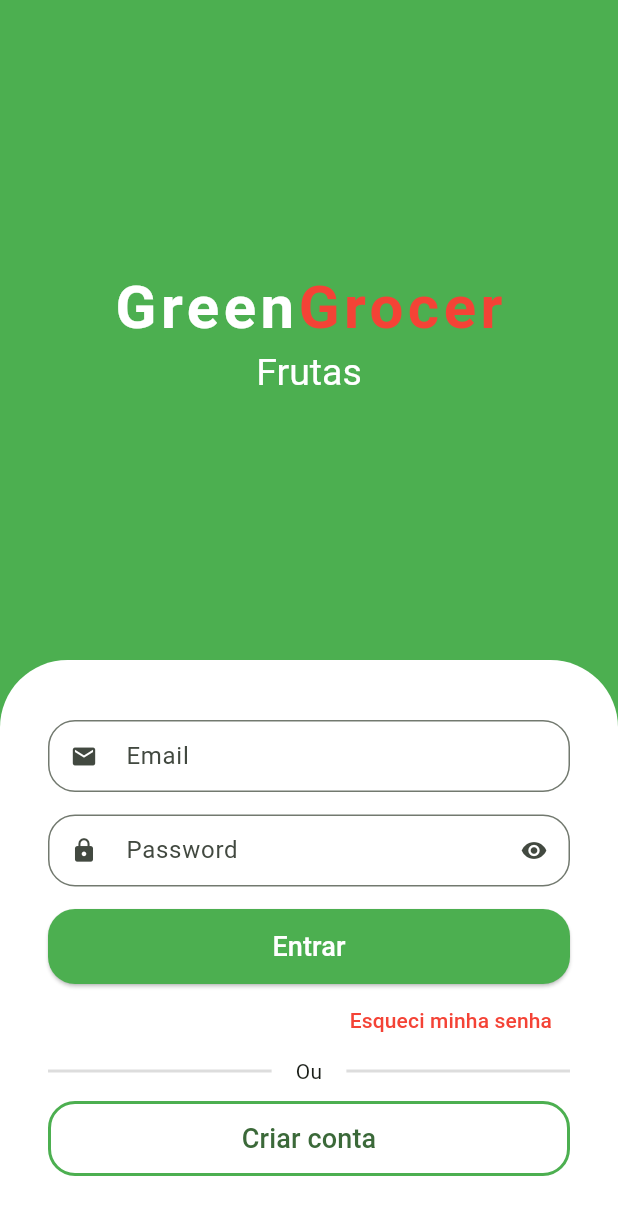
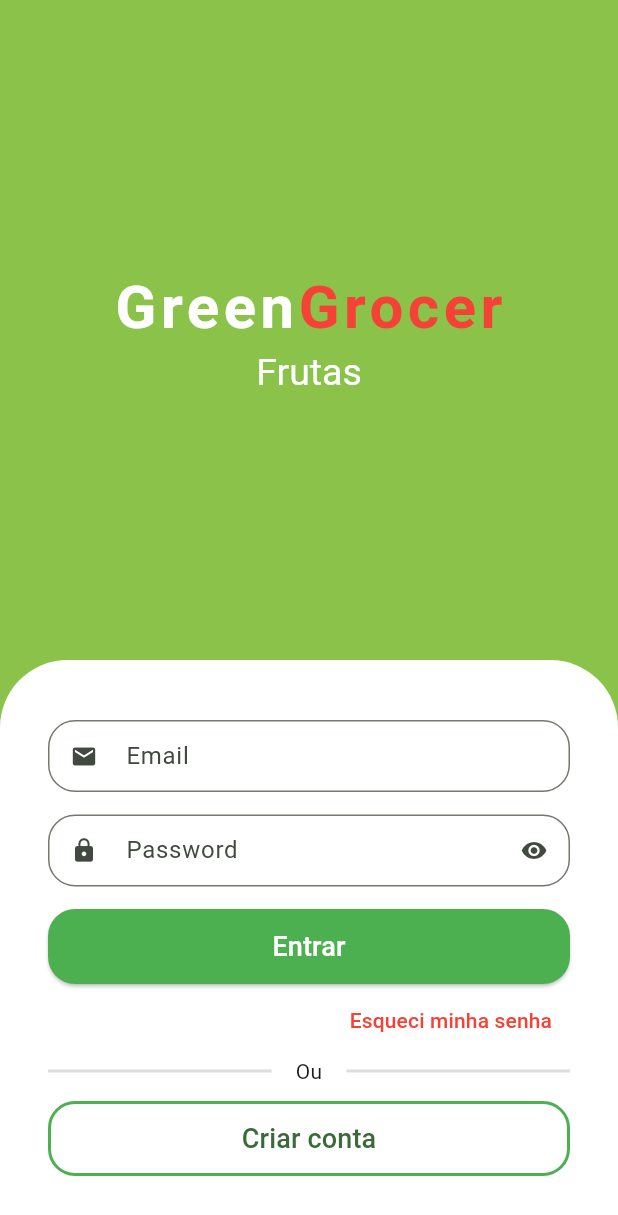
Before and after one commit to matheuspiffer/greengrocer, a Flutter app: the screen it shows after launch, on a phone screen of 412 x 824 dp. Shown: the top 1215 px of the screen. Run offline on Flutter 3.47's test engine with Material 3 defaults, Android fonts, the phone set to English and light mode, and no system bars; drawn by our look-alikes of animated_text_kit.

Commit message:
custom color and single child scrool ciew

```diff
--- a/lib/src/auth/sign_in_screen.dart
+++ b/lib/src/auth/sign_in_screen.dart
@@ -1,17 +1,22 @@
 import 'package:animated_text_kit/animated_text_kit.dart';
-import 'package:flutter/cupertino.dart';
 import 'package:flutter/material.dart';
-import 'package:flutter/widgets.dart';
 import 'package:greengrocer/src/auth/components/custom_text_field.dart';
+import 'package:greengrocer/src/auth/sign_up_screen.dart';
+import 'package:greengrocer/src/config/custom_colors.dart';
 
 class SignInScreen extends StatelessWidget {
   const SignInScreen({super.key});
 
   @override
   Widget build(BuildContext context) {
+    final size = MediaQuery.of(context).size;
     return Scaffold(
-      backgroundColor: Colors.green,
-      body: Column(
+      backgroundColor: CustomColors.customSwatchColor,
+      body: SingleChildScrollView(
+        child: SizedBox(
+          height: size.height,
+          width: size.width,
+          child: Column(
             children: [
               Expanded(
                 child: Column(
@@ -45,7 +50,8 @@ class SignInScreen extends StatelessWidget {
                     SizedBox(
                       height: 30,
                       child: DefaultTextStyle(
-                    style: const TextStyle(fontSize: 25, color: Colors.white),
+                        style:
+                            const TextStyle(fontSize: 25, color: Colors.white),
                         child: AnimatedTextKit(
                           pause: Duration.zero,
                           repeatForever: true,
@@ -65,10 +71,12 @@ class SignInScreen extends StatelessWidget {
               ),
               //Formulário
               Container(
-            padding: const EdgeInsets.symmetric(horizontal: 32, vertical: 40),
+                padding:
+                    const EdgeInsets.symmetric(horizontal: 32, vertical: 40),
                 decoration: const BoxDecoration(
                     color: Colors.white,
-                borderRadius: BorderRadius.vertical(top: Radius.circular(45))),
+                    borderRadius:
+                        BorderRadius.vertical(top: Radius.circular(45))),
                 child: Column(
                   crossAxisAlignment: CrossAxisAlignment.stretch,
                   children: [
@@ -136,7 +144,15 @@ class SignInScreen extends StatelessWidget {
                     SizedBox(
                       height: 50,
                       child: OutlinedButton(
-                    onPressed: () {},
+                        onPressed: () {
+                          Navigator.of(context).push(
+                            MaterialPageRoute(
+                              builder: (c) {
+                                return SignUpScreen();
+                              },
+                            ),
+                          );
+                        },
                         style: OutlinedButton.styleFrom(
                           shape: RoundedRectangleBorder(
                             borderRadius: BorderRadius.circular(18),
@@ -154,6 +170,8 @@ class SignInScreen extends StatelessWidget {
               ),
             ],
           ),
+        ),
+      ),
     );
   }
 }
--- /dev/null
+++ b/lib/src/config/custom_colors.dart
@@ -0,0 +1,21 @@
+import 'package:flutter/material.dart';
+
+Map<int, Color> _swatchOpacity = {
+  50: const Color.fromRGBO(139, 195, 74, .1),
+  100: const Color.fromRGBO(139, 195, 74, .2),
+  200: const Color.fromRGBO(139, 195, 74, .3),
+  300: const Color.fromRGBO(139, 195, 74, .4),
+  400: const Color.fromRGBO(139, 195, 74, .5),
+  500: const Color.fromRGBO(139, 195, 74, .6),
+  600: const Color.fromRGBO(139, 195, 74, .7),
+  700: const Color.fromRGBO(139, 195, 74, .8),
+  800: const Color.fromRGBO(139, 195, 74, .9),
+  900: const Color.fromRGBO(139, 195, 74, 1),
+};
+
+abstract class CustomColors {
+  static Color customConstrastColor = Colors.red.shade700;
+
+  static MaterialColor customSwatchColor =
+      MaterialColor(0xFF8BC34A, _swatchOpacity);
+}
```
Also changed, not shown: lib/src/auth/sign_up_screen.dart (added, +24 -0 lines). Lines whose indentation alone changed are shown as unchanged.
